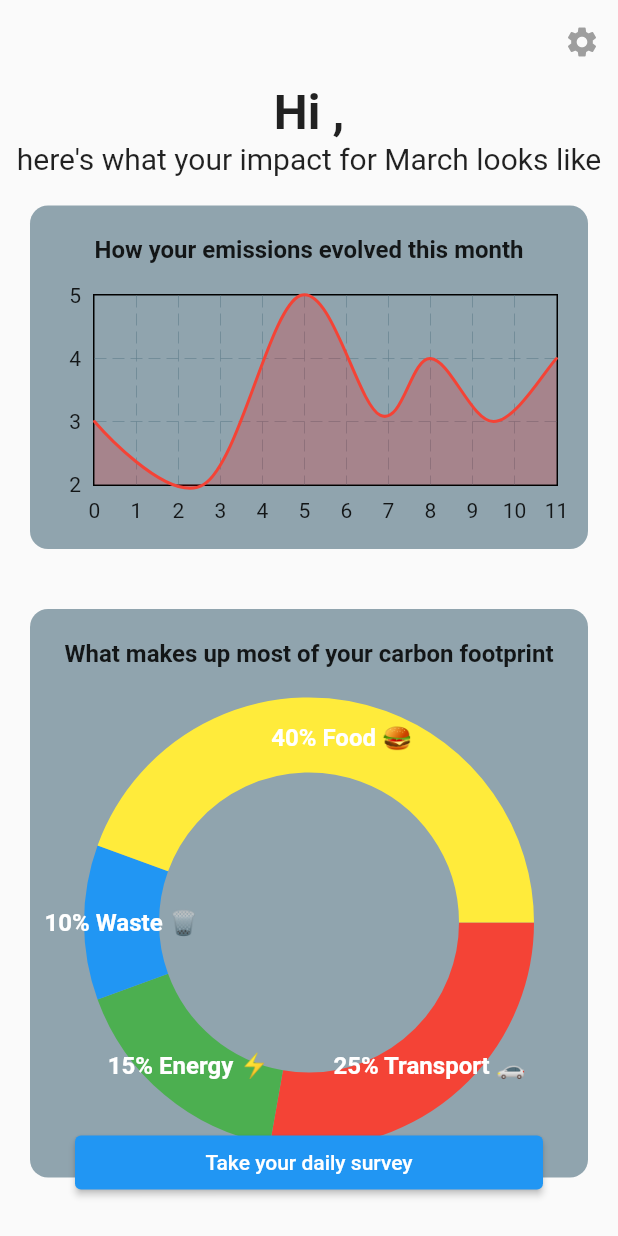
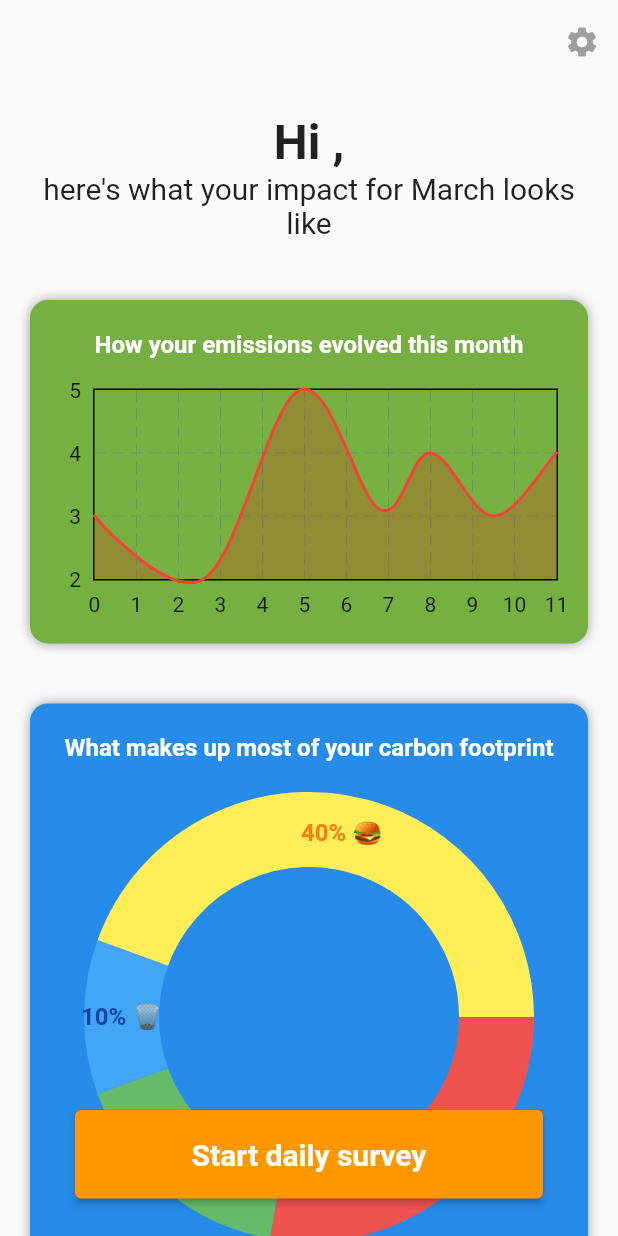
Before and after one commit to BrunoScharlau/CarbonIQ, a Flutter app: the MainMenuView screen opened directly with empty values, on a phone screen of 412 x 824 dp. Run offline on Flutter 3.47's test engine with Material 2 defaults, Android fonts, the phone set to English and light mode, and no system bars; drawn by our look-alikes of fl_chart.

Commit message:
Started with the redesign

```diff
--- a/lib/epicos/generated_palettes.dart
+++ b/lib/epicos/generated_palettes.dart
@@ -3,9 +3,15 @@ List<Map<String, int>> palettes =
     {
         "background": 0xFF76B041,
         "primary": 0xFF003F4B,
-        "secondary": 0xFFCEE7E6,
-        "action": 0xFFEEEEEE
+        "secondary": 0xFFFFFFFF,
+        "action": 0xFFCEE7E6
+    },
+
+    {
+        "background": 0xFF268BE9,
+        "primary": 0xFF374E9E,
+        "secondary": 0xFFFFFFFF,
+        "action": 0xFFD2E7FF
     }
-
     // Add more palettes here
 ];
--- a/lib/main_menu/main_menu_view.dart
+++ b/lib/main_menu/main_menu_view.dart
@@ -5,6 +5,7 @@ import 'package:gretapp/survey/survey_view.dart';
 import 'main_menu_widgets.dart';
 import 'package:intl/intl.dart';
 import 'package:fl_chart/fl_chart.dart';
+import 'package:gretapp/epicos/color_provider.dart';
 
 class MainMenuView extends StatelessWidget {
   final UserAccount user;
@@ -35,6 +36,11 @@ class MainMenuView extends StatelessWidget {
           children: [
             ListView(
               children: [
+
+                Padding(
+                  padding: const EdgeInsets.all(20.0),
+                  child: Column(
+                    children: [
                       Text("Hi ${user.name},",
                           style: const TextStyle(
                               fontWeight: FontWeight.bold, fontSize: 32),
@@ -42,21 +48,29 @@ class MainMenuView extends StatelessWidget {
                           Text("here's what your impact for $month looks like",
                       textAlign: TextAlign.center,
                       style: const TextStyle(fontSize: 20)),
+                    ],
+                  ),
+                ),
+
                 DataBox(
                     "How your emissions evolved this month",
                     ConstrainedBox(
                         constraints: const BoxConstraints(maxHeight: 150),
-                        child: LineChart(generateChartData()))),
+                        child: LineChart(generateChartData())),
+                        ColorProvider(0)),
                 DataBox(
                     "What makes up most of your carbon footprint",
                     ConstrainedBox(
                         constraints: const BoxConstraints(maxHeight: 300),
-                        child: PieChart(generatePieChartData()))),
+                        child: PieChart(generatePieChartData())),
+                    ColorProvider(1)),
                 DataBox(
                     "What your impact compares to",
                     ConstrainedBox(
                         constraints: const BoxConstraints(maxHeight: 500),
-                        child: ComparisonLister(generateComparisons())))
+                        child: ComparisonLister(generateComparisons())),
+
+                    ColorProvider(2))
               ],
             ),
             Positioned(
@@ -64,10 +78,14 @@ class MainMenuView extends StatelessWidget {
                 left: 50,
                 right: 50,
                 child: ElevatedButton(
+                  style: ElevatedButton.styleFrom(backgroundColor: Colors.orange),
                   onPressed: () {
                     startDailySurvey(context, user);
                   },
-                  child: const Text('Take your daily survey'),
+                  child: const Padding(
+                    padding: EdgeInsets.all(18.0),
+                    child: Text('Start daily survey', style: TextStyle(fontWeight: FontWeight.bold, fontSize: 20),),
+                  ),
                 ))
           ],
         ));
@@ -149,36 +167,36 @@ PieChartData generatePieChartData() {
     centerSpaceRadius: double.infinity,
     sections: [
       PieChartSectionData(
-        color: Colors.red,
+        color: Colors.red.shade400,
         value: 25,
-        title: "25% Transport 🚗",
+        title: "25% 🚗",
         radius: 50,
-        titleStyle: const TextStyle(
-            fontSize: 16, fontWeight: FontWeight.bold, color: Colors.white),
+        titleStyle: TextStyle(
+            fontSize: 16, fontWeight: FontWeight.bold, color: Colors.red.shade900),
       ),
       PieChartSectionData(
-        color: Colors.green,
+        color: Colors.green.shade400,
         value: 15,
-        title: "15% Energy ⚡",
+        title: "15% ⚡",
         radius: 50,
-        titleStyle: const TextStyle(
-            fontSize: 16, fontWeight: FontWeight.bold, color: Colors.white),
+        titleStyle: TextStyle(
+            fontSize: 16, fontWeight: FontWeight.bold, color: Colors.green.shade900),
       ),
       PieChartSectionData(
-        color: Colors.blue,
+        color: Colors.blue.shade400,
         value: 10,
-        title: "10% Waste 🗑",
+        title: "10% 🗑",
         radius: 50,
-        titleStyle: const TextStyle(
-            fontSize: 16, fontWeight: FontWeight.bold, color: Colors.white),
+        titleStyle: TextStyle(
+            fontSize: 16, fontWeight: FontWeight.bold, color: Colors.blue.shade900),
       ),
       PieChartSectionData(
-        color: Colors.yellow,
+        color: Colors.yellow.shade400,
         value: 40,
-        title: "40% Food 🍔",
+        title: "40% 🍔",
         radius: 50,
-        titleStyle: const TextStyle(
-            fontSize: 16, fontWeight: FontWeight.bold, color: Colors.white),
+        titleStyle: TextStyle(
+            fontSize: 16, fontWeight: FontWeight.bold, color: Colors.yellow.shade900),
       ),
     ],
   );
--- a/lib/main_menu/main_menu_widgets.dart
+++ b/lib/main_menu/main_menu_widgets.dart
@@ -1,24 +1,29 @@
 import 'package:flutter/material.dart';
+import 'package:gretapp/epicos/color_provider.dart';
 
 class DataBox extends StatelessWidget {
   final String title;
   final Widget child;
-
-  const DataBox(this.title, this.child, {super.key});
+  final ColorProvider _colorProvider;
+  const DataBox(this.title, this.child, this._colorProvider, {super.key});
 
   @override
   Widget build(BuildContext context) {
+
+
     return Container(
       padding: const EdgeInsets.all(20),
       margin: const EdgeInsets.all(20),
       width: double.infinity,
       decoration: BoxDecoration(
           borderRadius: const BorderRadius.all(Radius.circular(12)),
-          color: Colors.blueGrey[300]),
+          color: _colorProvider.getColor(ColorType.background),
+          boxShadow: [BoxShadow(color: Colors.grey, blurRadius: 6.0)]),
+
       child: Column(
         children: [
           Text(title,
-              style: const TextStyle(fontWeight: FontWeight.bold, fontSize: 16),
+              style: const TextStyle(fontWeight: FontWeight.bold, fontSize: 16, color: Colors.white),
               textAlign: TextAlign.center),
           const Padding(padding: EdgeInsets.all(10)),
           child
@@ -49,24 +54,30 @@ class ComparisonLister extends StatelessWidget {
         children: comparisons
             .map((comparison) => Padding(
                   padding: const EdgeInsets.all(16.0),
-                  child: Container(
+                  child: Column(
+                    children: [
+                      Container(
                         decoration: BoxDecoration(
                           border: null,
                           shape: BoxShape.circle,
                           color: comparison.color,
                         ),
                         child: Center(
-                      child: Column(children: [
-                        Text(comparison.emoji,
-                            style: const TextStyle(fontSize: 32)),
+                          child: Stack(children: [
+                            Container(
+                                alignment: Alignment.center,
+                                padding:const EdgeInsets.all(12),
+                                child: Text(comparison.emoji,
+                                style: const TextStyle(fontSize: 52))),
                             const Padding(padding: EdgeInsets.all(10)),
                             Text(comparison.value,
                                 style: const TextStyle(
-                                fontSize: 32, fontWeight: FontWeight.bold)),
-                        const Padding(padding: EdgeInsets.all(10)),
-                        Text(comparison.name),
+                                    fontSize: 32, fontWeight: FontWeight.bold, color: Colors.white)),
                           ]),
                         ),
+                      ),
+                      Text(comparison.name, textAlign: TextAlign.center,),
+                    ],
                   ),
                 ))
             .toList());
```
Also changed, not shown: lib/epicos/color_provider.dart (+19 -17 lines), lib/survey/survey_view.dart (+15 -4 lines). Lines whose indentation alone changed are shown as unchanged.
